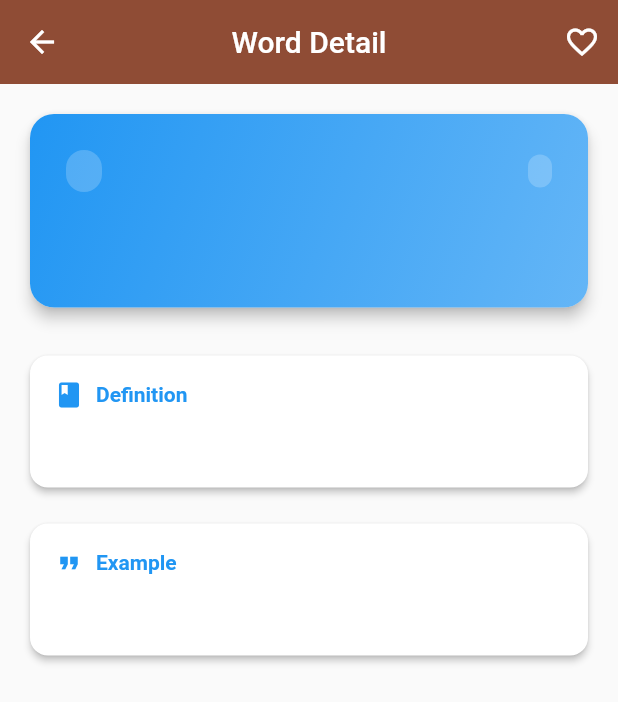
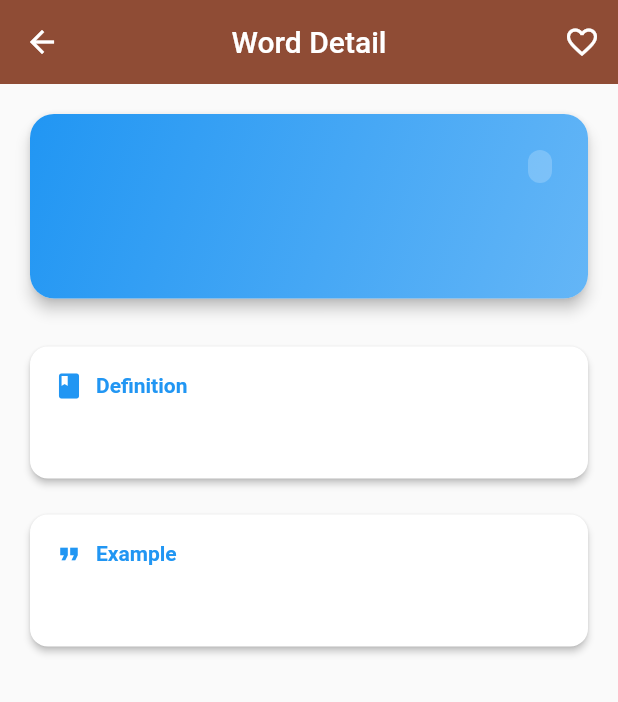
Before and after one commit to JIHUNJO123/toefl-prep-vocabulary, a Flutter app: the WordDetailScreen screen opened directly with empty values, on a phone screen of 412 x 824 dp. Shown: the top 702 px of the screen. Run offline on Flutter 3.47's test engine with Material 3 defaults, Android fonts, the light colour scheme and no system bars; our stand-ins replace flip_card, google_mobile_ads, in_app_purchase, shared_preferences, sqflite, sqflite_common_ffi and 1 more; accounts and stored records are empty.

Commit message:
Remove partOfSpeech from UI, skip locked words in detail navigation

```diff
--- a/lib/screens/word_detail_screen.dart
+++ b/lib/screens/word_detail_screen.dart
@@ -2,6 +2,7 @@ import 'package:flutter/material.dart';
 import 'package:toefl_vocab_app/l10n/generated/app_localizations.dart';
 import '../db/database_helper.dart';
 import '../models/word.dart';
+import '../services/ad_service.dart';
 import '../services/translation_service.dart';
 
 class WordDetailScreen extends StatefulWidget {
@@ -88,10 +89,22 @@ class _WordDetailScreenState extends State<WordDetailScreen> {
     }
   }
 
+  // 잠긴 단어인지 확인 (짝수 인덱스 = 2, 4, 6...)
+  bool _isWordLocked(int index) {
+    if (index % 2 == 0) return false;
+    return !AdService.instance.isUnlocked;
+  }
+
   void _goToPreviousWord() {
     if (widget.wordList != null && _currentIndex > 0) {
+      int newIndex = _currentIndex - 1;
+      while (newIndex > 0 && _isWordLocked(newIndex)) {
+        newIndex--;
+      }
+      if (_isWordLocked(newIndex)) return;
+
       setState(() {
-        _currentIndex--;
+        _currentIndex = newIndex;
         _word = widget.wordList![_currentIndex];
         _translatedDefinition = null;
         _translatedExample = null;
@@ -103,8 +116,15 @@ class _WordDetailScreenState extends State<WordDetailScreen> {
   void _goToNextWord() {
     if (widget.wordList != null &&
         _currentIndex < widget.wordList!.length - 1) {
+      int newIndex = _currentIndex + 1;
+      while (newIndex < widget.wordList!.length - 1 &&
+          _isWordLocked(newIndex)) {
+        newIndex++;
+      }
+      if (_isWordLocked(newIndex)) return;
+
       setState(() {
-        _currentIndex++;
+        _currentIndex = newIndex;
         _word = widget.wordList![_currentIndex];
         _translatedDefinition = null;
         _translatedExample = null;
@@ -174,50 +194,27 @@ class _WordDetailScreenState extends State<WordDetailScreen> {
                     crossAxisAlignment: CrossAxisAlignment.start,
                     children: [
                       Row(
-                        mainAxisAlignment: MainAxisAlignment.spaceBetween,
+                        mainAxisAlignment: MainAxisAlignment.end,
                         children: [
                           Container(
                             padding: const EdgeInsets.symmetric(
-                              horizontal: 12,
-                              vertical: 6,
+                              horizontal: 8,
+                              vertical: 4,
                             ),
                             decoration: BoxDecoration(
                               color: Colors.white.withAlpha(
                                 (0.2 * 255).toInt(),
                               ),
-                              borderRadius: BorderRadius.circular(20),
+                              borderRadius: BorderRadius.circular(12),
                             ),
                             child: Text(
-                              _word.partOfSpeech,
+                              _word.level,
                               style: const TextStyle(
                                 color: Colors.white,
+                                fontSize: 12,
                                 fontWeight: FontWeight.bold,
                               ),
                             ),
-                          ),
-                          Row(
-                            children: [
-                              Container(
-                                padding: const EdgeInsets.symmetric(
-                                  horizontal: 8,
-                                  vertical: 4,
-                                ),
-                                decoration: BoxDecoration(
-                                  color: Colors.white.withAlpha(
-                                    (0.2 * 255).toInt(),
-                                  ),
-                                  borderRadius: BorderRadius.circular(12),
-                                ),
-                                child: Text(
-                                  _word.level,
-                                  style: const TextStyle(
-                                    color: Colors.white,
-                                    fontSize: 12,
-                                    fontWeight: FontWeight.bold,
-                                  ),
-                                ),
-                              ),
-                            ],
                           ),
                         ],
                       ),
```
Also changed, not shown: lib/screens/favorites_flashcard_screen.dart (+3 -21 lines), lib/screens/favorites_screen.dart (+0 -8 lines), lib/screens/word_list_screen.dart (+3 -29 lines).
